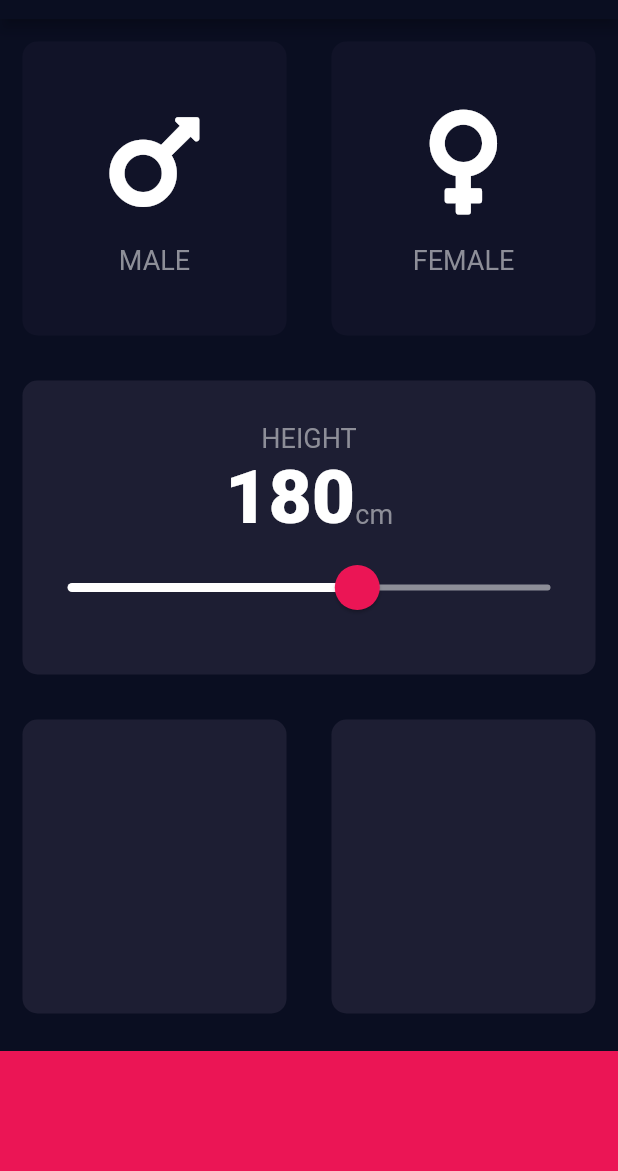
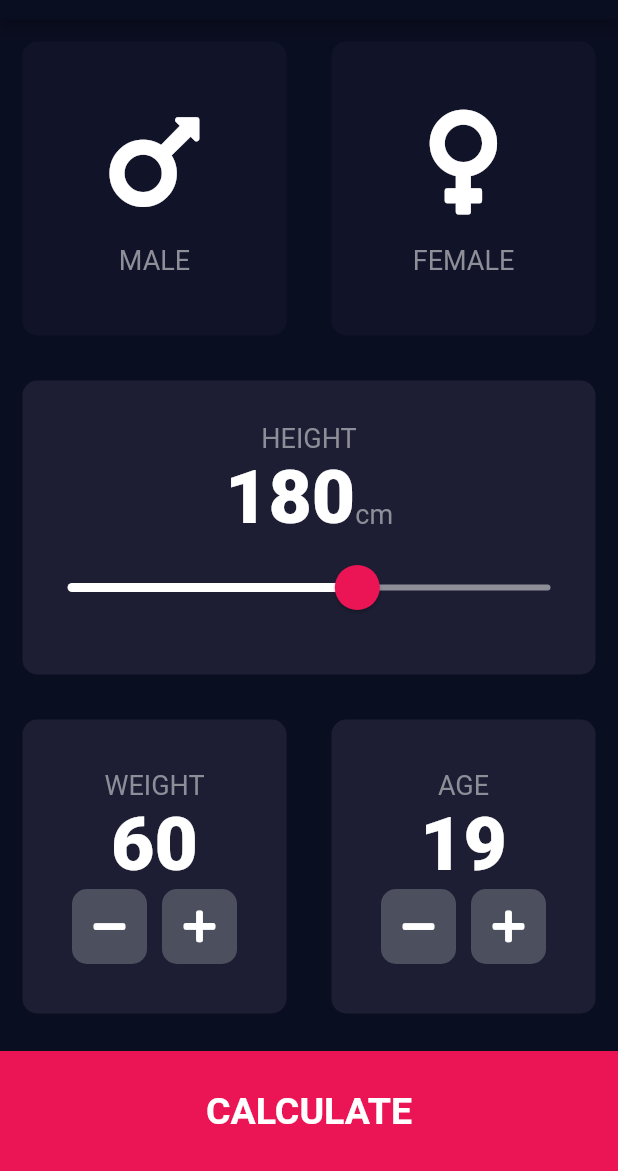
Before and after one commit to ghosty47/flutter-BMI, a Flutter app: the screen it shows after launch, on a phone screen of 412 x 824 dp, the part 65-1236 px from its top. Run offline on Flutter 3.47's test engine with Material 2 defaults, Android fonts, the phone set to English and light mode, and no system bars; our stand-ins replace font_awesome_flutter.

Commit message:
completed project

```diff
--- /dev/null
+++ b/lib/brain.dart
@@ -0,0 +1,35 @@
+import 'dart:math';
+
+class CalculatorBrain {
+  CalculatorBrain({required this.height, required this.weight});
+
+  final int height;
+  final int weight;
+
+  double _bmi = 0;
+
+  String calculateBMI() {
+    _bmi = weight / pow(height / 100, 2);
+    return _bmi.toStringAsFixed(1);
+  }
+
+  String getResult() {
+    if (_bmi >= 25) {
+      return 'Overweight';
+    } else if (_bmi > 18.5) {
+      return 'Normal';
+    } else {
+      return 'Underweight';
+    }
+  }
+
+  String getConclusion() {
+    if (_bmi >= 25) {
+      return 'You have a higher than normal body weight. Try to exercise more.';
+    } else if (_bmi > 18.5) {
+      return 'You have a normal body weight. Good job!';
+    } else {
+      return 'You have a lower than normal body weight. You can eat a bit more.';
+    }
+  }
+}
--- /dev/null
+++ b/lib/components/buttom_button.dart
@@ -0,0 +1,28 @@
+import 'package:flutter/material.dart';
+import '../constants.dart';
+
+class BottomButton extends StatelessWidget {
+  BottomButton({required this.onTap, required this.buttonTitle});
+
+  final VoidCallback onTap;
+  final String buttonTitle;
+
+  @override
+  Widget build(BuildContext context) {
+    return GestureDetector(
+      onTap: onTap,
+      child: Container(
+        child: Center(
+          child: Text(
+            buttonTitle,
+            style: kLargeButtonTextStyle,
+          ),
+        ),
+        color: kBottomContainerColor,
+        margin: EdgeInsets.only(top: 10.0),
+        width: double.infinity,
+        height: kBottomContainerHeight,
+      ),
+    );
+  }
+}
--- a/lib/icon_content.dart
+++ b/lib/components/icon_content.dart
@@ -1,5 +1,5 @@
 import 'package:flutter/material.dart';
-import 'constants.dart';
+import '../constants.dart';
 
 class IconContent extends StatelessWidget {
   IconContent({required this.icon, required this.label});
--- /dev/null
+++ b/lib/components/round_icon_button.dart
@@ -0,0 +1,25 @@
+import 'package:flutter/material.dart';
+
+class RoundIconButton extends StatelessWidget {
+  RoundIconButton({required this.icon, required this.onPressed});
+
+  final IconData icon;
+  final VoidCallback onPressed;
+
+  @override
+  Widget build(BuildContext context) {
+    return RawMaterialButton(
+      onPressed: onPressed,
+      child: Icon(icon),
+      elevation: 0.0,
+      constraints: BoxConstraints.tightFor(
+        width: 50.0,
+        height: 50.0,
+      ),
+      shape: RoundedRectangleBorder(
+        borderRadius: BorderRadius.circular(10.0),
+      ),
+      fillColor: Color(0xFF4C4F5E),
+    );
+  }
+}
--- a/lib/main.dart
+++ b/lib/main.dart
@@ -1,5 +1,5 @@
 import 'package:flutter/material.dart';
-import 'input_page.dart';
+import 'screens/input_page.dart';
 
 void main() => runApp(BMICalculator());
 
--- a/lib/input_page.dart
+++ b/lib/screens/input_page.dart
@@ -1,8 +1,13 @@
+import 'package:bmi_calculator/screens/results_page.dart';
 import 'package:flutter/material.dart';
 import 'package:font_awesome_flutter/font_awesome_flutter.dart';
-import 'icon_content.dart';
-import 'reusable_card.dart';
-import 'constants.dart';
+import '../components/icon_content.dart';
+import '../components/reusable_card.dart';
+import '../constants.dart';
+import 'results_page.dart';
+import '../components/buttom_button.dart';
+import '../components/round_icon_button.dart';
+import 'package:bmi_calculator/brain.dart';
 
 enum Gender {
   transgender,
@@ -19,6 +24,8 @@ class InputPage extends StatefulWidget {
 class _InputPageState extends State<InputPage> {
   Gender selectedGender = Gender.transgender;
   int height = 180;
+  int weight = 60;
+  int age = 19;
   @override
   Widget build(BuildContext context) {
     return Scaffold(
@@ -127,24 +134,107 @@ class _InputPageState extends State<InputPage> {
               children: <Widget>[
                 Expanded(
                   child: ReusableCard(
-                    cardChild: Column(),
+                    cardChild: Column(
+                      mainAxisAlignment: MainAxisAlignment.center,
+                      children: <Widget>[
+                        Text(
+                          'WEIGHT',
+                          style: kLabelTextStyle,
+                        ),
+                        Text(
+                          weight.toString(),
+                          style: kTextNumberStyle,
+                        ),
+                        Row(
+                          mainAxisAlignment: MainAxisAlignment.center,
+                          children: <Widget>[
+                            RoundIconButton(
+                              icon: FontAwesomeIcons.minus,
+                              onPressed: () {
+                                setState(() {
+                                  weight--;
+                                });
+                              },
+                            ),
+                            SizedBox(
+                              width: 10.0,
+                            ),
+                            RoundIconButton(
+                              onPressed: () {
+                                setState(() {
+                                  weight++;
+                                });
+                              },
+                              icon: FontAwesomeIcons.plus,
+                            ),
+                          ],
+                        ),
+                      ],
+                    ),
                     colour: kActiveColor,
                   ),
                 ),
                 Expanded(
                   child: ReusableCard(
-                    cardChild: Column(),
+                    cardChild: Column(
+                      mainAxisAlignment: MainAxisAlignment.center,
+                      children: <Widget>[
+                        Text(
+                          'AGE',
+                          style: kLabelTextStyle,
+                        ),
+                        Text(
+                          age.toString(),
+                          style: kTextNumberStyle,
+                        ),
+                        Row(
+                          mainAxisAlignment: MainAxisAlignment.center,
+                          children: <Widget>[
+                            RoundIconButton(
+                              onPressed: () {
+                                setState(() {
+                                  age--;
+                                });
+                              },
+                              icon: FontAwesomeIcons.minus,
+                            ),
+                            SizedBox(
+                              width: 10.0,
+                            ),
+                            RoundIconButton(
+                              onPressed: () {
+                                setState(() {
+                                  age++;
+                                });
+                              },
+                              icon: FontAwesomeIcons.plus,
+                            ),
+                          ],
+                        ),
+                      ],
+                    ),
                     colour: kActiveColor,
                   ),
                 ),
               ],
             ),
           ),
-          Container(
-            color: kBottomContainerColor,
-            margin: EdgeInsets.only(top: 10.0),
-            width: double.infinity,
-            height: kBottomContainerHeight,
+          BottomButton(
+            buttonTitle: 'CALCULATE',
+            onTap: () {
+              CalculatorBrain calc =
+                  CalculatorBrain(height: (height), weight: weight);
+              Navigator.push(
+                context,
+                MaterialPageRoute(
+                  builder: (context) => ResultsPage(
+                    bmiResult: calc.calculateBMI(),
+                    resultText: calc.getResult(),
+                    interpretation: calc.getConclusion(),
+                  ),
+                ),
+              );
+            },
           ),
         ],
       ),
```
Also changed, not shown: lib/constants.dart (+23 -0 lines), lib/screens/results_page.dart (added, +77 -0 lines), lib/components/reusable_card.dart (renamed from lib/reusable_card.dart).
